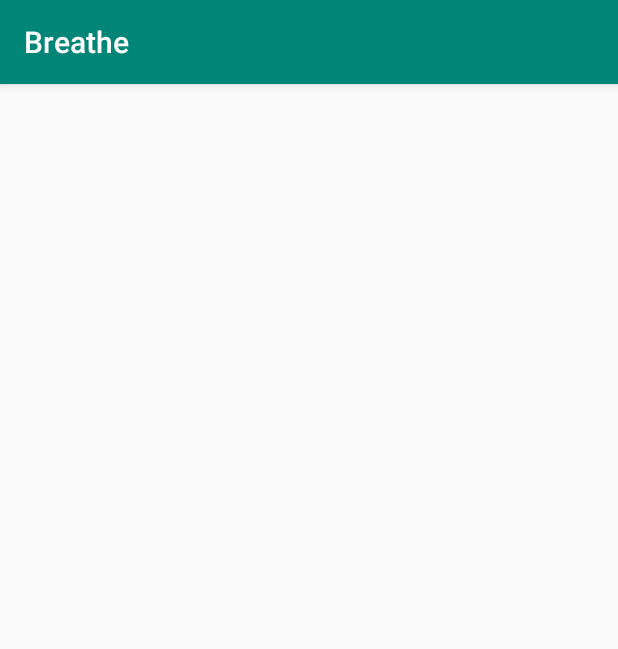
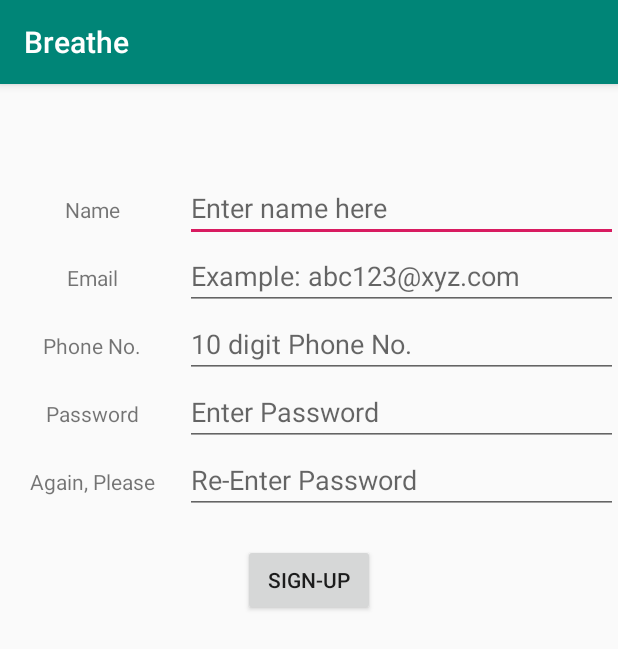
Before and after one commit to Aadi28/Breathe, an Android app: the SignUp screen opened directly, with no data from a screen before it, on a phone screen of 412 x 824 dp. Shown: the top 649 px of the screen. Run offline under Robolectric (Android 15) with nearby library versions, the phone set to English and light mode, and no system bars.

Commit message:
Test2-signup

```diff
--- a/app/src/main/res/layout/activity_sign_up.xml
+++ b/app/src/main/res/layout/activity_sign_up.xml
@@ -20,7 +20,101 @@
                 android:layout_width="wrap_content"
                 android:layout_height="wrap_content"
                 android:layout_gravity="center_horizontal"
-                tools:srcCompat="@mipmap/ic_launcher" />
+                tools:srcCompat="@mipmap/ic_launcher"
+                android:layout_margin="30dp"/>
+            <LinearLayout
+                android:orientation="horizontal"
+                android:layout_height="wrap_content"
+                android:layout_width="match_parent">
+                <TextView
+                    android:layout_width="0dp"
+                    android:layout_weight="30"
+                    android:layout_height="wrap_content"
+                    android:text="Name"
+                    android:gravity="center"/>
+                <EditText
+                    android:id="@+id/edtName"
+                    android:layout_width="0dp"
+                    android:layout_weight="70"
+                    android:layout_height="wrap_content"
+                    android:hint="Enter name here"
+                    android:inputType="text"
+                    /></LinearLayout>
+            <LinearLayout
+                android:layout_width="match_parent"
+                android:layout_height="wrap_content">
+                <TextView
+                    android:layout_width="0dp"
+                    android:layout_height="wrap_content"
+                    android:layout_weight="30"
+                    android:text="Email"
+                    android:gravity="center"/>
+                <EditText
+                    android:id="@+id/edtEmail"
+                    android:layout_width="0dp"
+                    android:layout_height="wrap_content"
+                    android:layout_weight="70"
+                    android:hint="Example: abc123@xyz.com"
+                    android:inputType="textEmailAddress"/>
+            </LinearLayout>
+            <LinearLayout
+                android:layout_width="match_parent"
+                android:layout_height="wrap_content">
+                <TextView
+                    android:layout_width="0dp"
+                    android:layout_height="wrap_content"
+                    android:layout_weight="30"
+                    android:text="Phone No."
+                    android:gravity="center"/>
+                <EditText
+                    android:id="@+id/edtPhNo"
+                    android:layout_width="0dp"
+                    android:layout_height="wrap_content"
+                    android:layout_weight="70"
+                    android:hint="10 digit Phone No."
+                    android:inputType="phone"/>
+            </LinearLayout>
+            <LinearLayout
+                android:layout_width="match_parent"
+                android:layout_height="wrap_content">
+                <TextView
+                    android:layout_width="0dp"
+                    android:layout_height="wrap_content"
+                    android:layout_weight="30"
+                    android:text="Password"
+                    android:gravity="center"/>
+                <EditText
+                    android:id="@+id/edtPwd"
+                    android:layout_width="0dp"
+                    android:layout_height="wrap_content"
+                    android:layout_weight="70"
+                    android:hint="Enter Password"
+                    android:inputType="textPassword"/>
+            </LinearLayout>
+            <LinearLayout
+                android:layout_width="match_parent"
+                android:layout_height="wrap_content">
+                <TextView
+                    android:layout_width="0dp"
+                    android:layout_height="wrap_content"
+                    android:layout_weight="30"
+                    android:text="Again, Please"
+                    android:gravity="center"/>
+                <EditText
+                    android:id="@+id/edtRePwd"
+                    android:layout_width="0dp"
+                    android:layout_height="wrap_content"
+                    android:layout_weight="70"
+                    android:hint="Re-Enter Password"
+                    android:inputType="textPassword"/>
+            </LinearLayout>
+            <Button
+                android:layout_width="wrap_content"
+                android:layout_height="wrap_content"
+                android:layout_gravity="center_horizontal"
+                android:text="Sign-Up"
+                android:id="@+id/btnsignup2"
+                android:layout_margin="20dp"/>
 
         </LinearLayout>
     </ScrollView>
```
